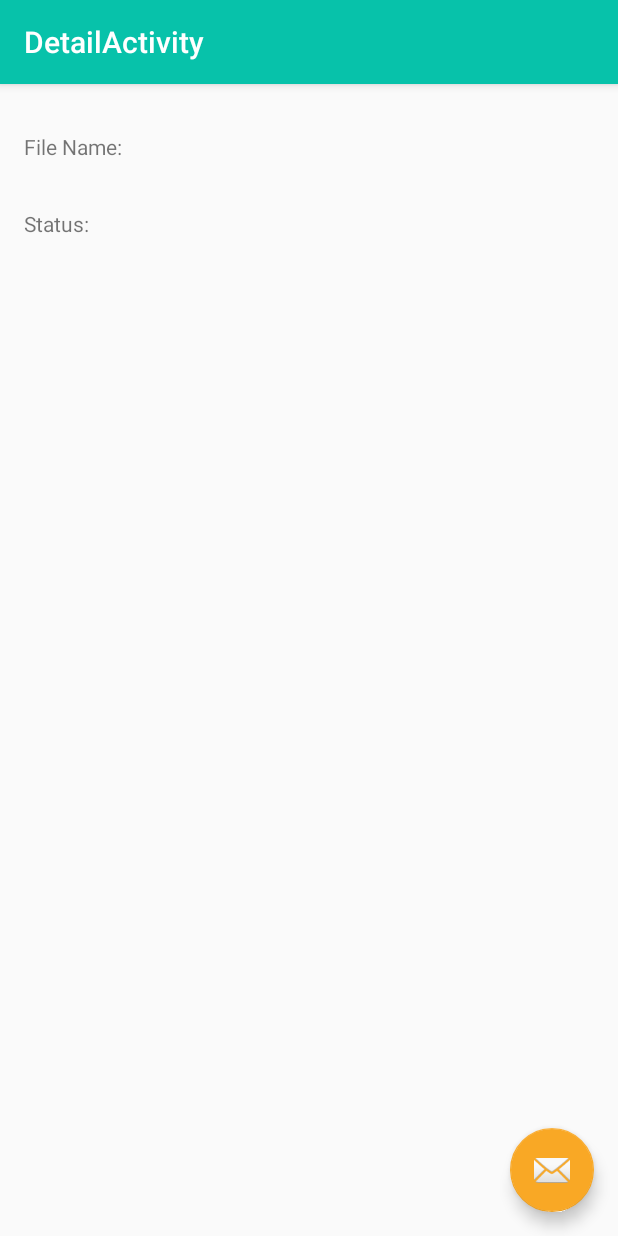
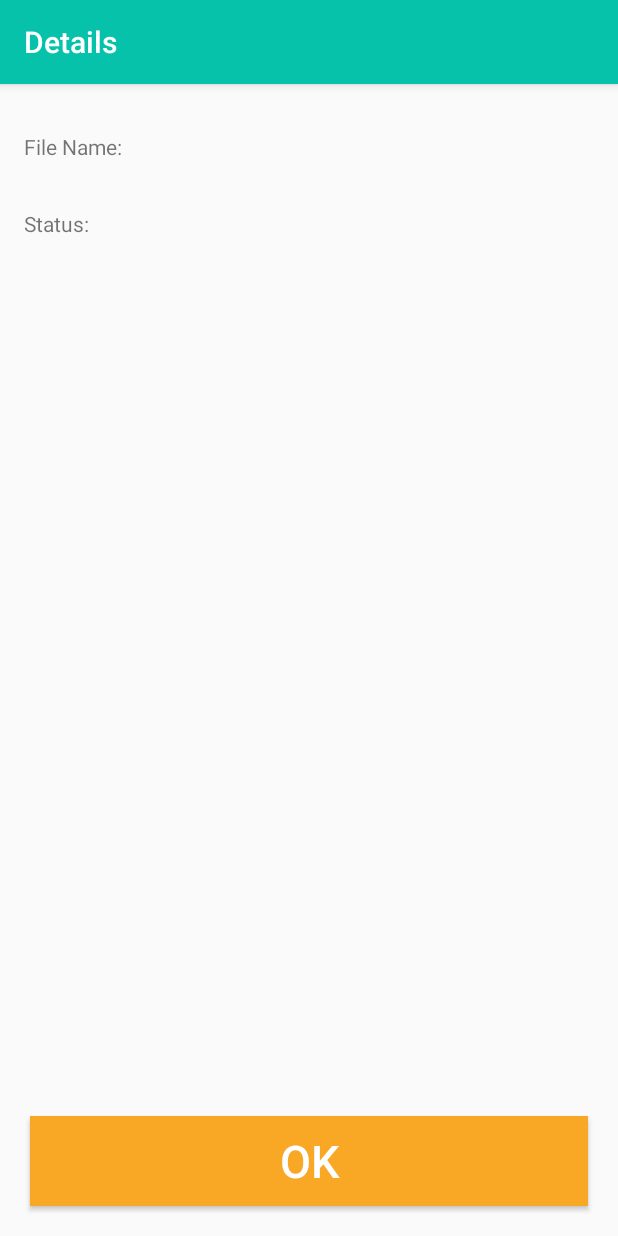
Before and after one commit to irynamalankau/LoadApp, an Android app: the DetailActivity screen opened directly, with no data from a screen before it, on a phone screen of 412 x 824 dp. Run offline under Robolectric (Android 15) with nearby library versions, the phone set to English and light mode, and no system bars.

Commit message:
update layouts

```diff
--- a/app/src/main/java/com/udacity/NotificationUtils.kt
+++ b/app/src/main/java/com/udacity/NotificationUtils.kt
@@ -24,8 +24,6 @@ fun NotificationManager.sendNotification(messageBody: String, applicationContext
             PendingIntent.FLAG_UPDATE_CURRENT
     )
 
-    // TODO: add style
-
     // Get an instance of NotificationCompat.Builder
     // Build the notification
     val notificationBuilder = NotificationCompat.Builder(applicationContext, applicationContext.getString(R.string.channel_id))
@@ -41,10 +39,6 @@ fun NotificationManager.sendNotification(messageBody: String, applicationContext
                     contentPendingIntent)
             .setPriority(NotificationCompat.PRIORITY_HIGH)
 
-            /*//  add style to builder
-            .setStyle()
-            .setLargeIcon()*/
-
     notify(NOTIFICATION_ID, notificationBuilder.build())
 }
 // fun to cancel all notifications
--- a/app/src/main/res/layout/activity_detail.xml
+++ b/app/src/main/res/layout/activity_detail.xml
@@ -22,12 +22,6 @@
 
     <include layout="@layout/content_detail" />
 
-    <com.google.android.material.floatingactionbutton.FloatingActionButton
-        android:id="@+id/fab"
-        android:layout_width="wrap_content"
-        android:layout_height="wrap_content"
-        android:layout_gravity="bottom|end"
-        android:layout_margin="@dimen/fab_margin"
-        app:srcCompat="@android:drawable/ic_dialog_email" />
+
 
 </androidx.coordinatorlayout.widget.CoordinatorLayout>
--- a/app/src/main/res/layout/content_detail.xml
+++ b/app/src/main/res/layout/content_detail.xml
@@ -48,5 +48,20 @@
         app:layout_constraintTop_toTopOf="@+id/lable_status"
         tools:text="Fail" />
 
+    <Button
+        android:id="@+id/button_ok"
+        android:layout_width="0dp"
+        android:layout_height="60dp"
+        android:layout_margin="20dp"
+        android:textColor="@color/white"
+        android:textSize="30sp"
+        android:layout_marginBottom="16dp"
+        android:background="@color/colorAccent"
+        android:text="@string/button_ok"
+        android:contentDescription=""
+        app:layout_constraintBottom_toBottomOf="parent"
+        app:layout_constraintEnd_toEndOf="parent"
+        app:layout_constraintStart_toStartOf="parent" />
+
 
 </androidx.constraintlayout.widget.ConstraintLayout>
```
Also changed, not shown: app/src/main/java/com/udacity/MainActivity.kt (+1 -9 lines), app/src/main/res/layout/content_main.xml (+0 -11 lines), app/src/main/res/values/strings.xml (+5 -4 lines).
